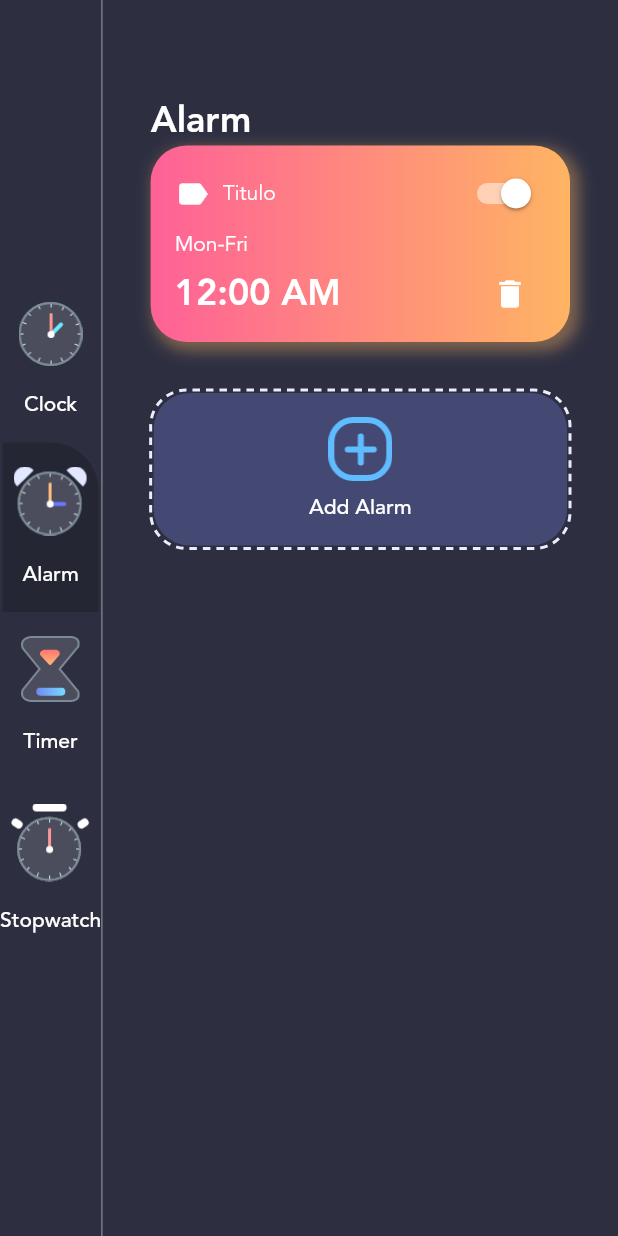
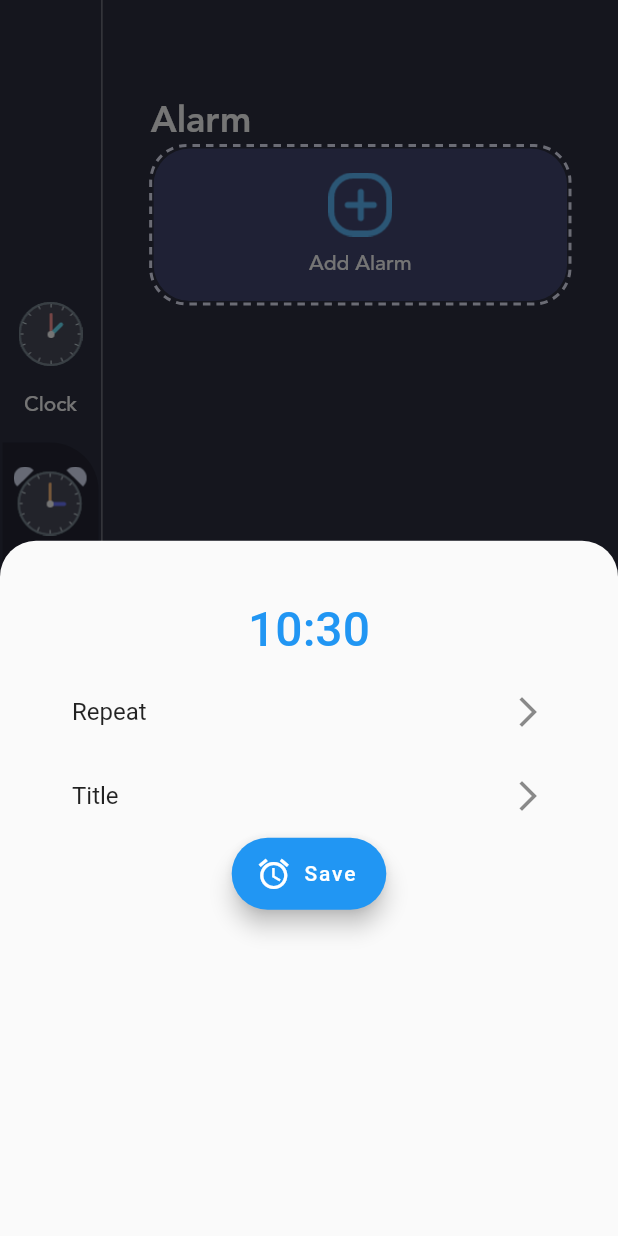
Before and after one commit to GonzaloAldana/Alarm-App-Flutter, a Flutter app: the screen it shows after launch, after a tap on "Alarm", after a tap on "Add Alarm", on a phone screen of 412 x 824 dp. Run offline on Flutter 3.47's test engine with Material 2 defaults, Android fonts, the phone set to English and light mode, and no system bars; drawn by our look-alikes of dotted_border; our stand-ins replace flutter_local_notifications, flutter_native_timezone, sqflite, timezone; accounts and stored records are empty.

Commit message:
Alarm helper added

```diff
--- /dev/null
+++ b/lib/alarm_helper.dart
@@ -0,0 +1,106 @@
+import 'package:alarm_app/main.dart';
+import 'package:flutter_local_notifications/flutter_local_notifications.dart';
+import 'package:sqflite/sqflite.dart';
+import 'package:sqflite/sqlite_api.dart';
+import 'package:alarm_app/models/alarm_info.dart';
+import 'package:timezone/timezone.dart' as tz;
+
+const String tableAlarm = 'alarm';
+const String columnId = 'id';
+const String columnTitle = 'title';
+const String columnDateTime = 'alarmDateTime';
+const String columnPending = 'isPending';
+const String columnColorIndex = 'gradientColorIndex';
+
+class AlarmHelper {
+  static Database? _database;
+  static AlarmHelper? _alarmHelper;
+
+  AlarmHelper._createInstance();
+  factory AlarmHelper() {
+    _alarmHelper ??= AlarmHelper._createInstance();
+    return _alarmHelper!;
+  }
+
+  Future<Database?> get database async {
+    _database ??= await initializeDatabase();
+    return _database;
+  }
+
+  Future<Database> initializeDatabase() async {
+    var dir = await getDatabasesPath();
+    var path = dir + "alarm.db";
+
+    var database = await openDatabase(
+      path,
+      version: 1,
+      onCreate: (db, version) {
+        db.execute('''
+          create table $tableAlarm (
+          $columnId integer primary key autoincrement,
+          $columnTitle text not null,
+          $columnDateTime text not null,
+          $columnPending integer,
+          $columnColorIndex integer)
+        ''');
+      },
+    );
+    return database;
+  }
+
+  void insertAlarm(AlarmInfo alarmInfo) async {
+    var db = await database;
+    await db?.insert(tableAlarm, alarmInfo.toMap());
+  }
+
+  Future<List<AlarmInfo>> getAlarms() async {
+    List<AlarmInfo> _alarms = [];
+
+    var db = await database;
+    var result = await db?.query(tableAlarm);
+    for (var element in result!) {
+      var alarmInfo = AlarmInfo.fromMap(element);
+      _alarms.add(alarmInfo);
+    }
+
+    return _alarms;
+  }
+
+  Future<int> delete(int id) async {
+    var db = await database;
+    return await db!
+        .delete(tableAlarm, where: '$columnId = ?', whereArgs: [id]);
+  }
+}
+
+class AlarmFunctions {
+  static void scheduleAlarm(
+      DateTime scheduledNotificationDateTime, AlarmInfo alarmInfo) async {
+    await flutterLocalNotificationsPlugin.zonedSchedule(
+        0,
+        alarmInfo.title,
+        alarmInfo.title,
+        tz.TZDateTime.from(scheduledNotificationDateTime, tz.local),
+        const NotificationDetails(
+            android: AndroidNotificationDetails(
+                'gonzaloaldana.com/local_notifications', 'your channel name',
+                channelDescription: 'your channel description')),
+        androidAllowWhileIdle: true,
+        uiLocalNotificationDateInterpretation:
+            UILocalNotificationDateInterpretation.absoluteTime);
+  }
+
+  /// Every minute
+  /// TODO there are more examples here https://pub.dev/packages/flutter_local_notifications/versions/9.5.3+1/example
+  Future<void> _repeatNotification() async {
+    const AndroidNotificationDetails androidPlatformChannelSpecifics =
+        AndroidNotificationDetails(
+            'repeating channel id', 'repeating channel name',
+            channelDescription: 'repeating description');
+    const NotificationDetails platformChannelSpecifics =
+        NotificationDetails(android: androidPlatformChannelSpecifics);
+    await flutterLocalNotificationsPlugin.periodicallyShow(0, 'repeating title',
+        'repeating body', RepeatInterval.everyMinute, platformChannelSpecifics,
+        androidAllowWhileIdle: true);
+  }
+}
--- a/lib/views/alarm_page.dart
+++ b/lib/views/alarm_page.dart
@@ -1,11 +1,9 @@
+import 'package:alarm_app/alarm_helper.dart';
 import 'package:alarm_app/constants/theme_data.dart';
-import 'package:alarm_app/main.dart';
 import 'package:alarm_app/models/alarm_info.dart';
 import 'package:dotted_border/dotted_border.dart';
 import 'package:flutter/material.dart';
-import 'package:flutter_local_notifications/flutter_local_notifications.dart';
 import 'package:intl/intl.dart';
-import 'package:timezone/timezone.dart' as tz;
 
 class AlarmPage extends StatefulWidget {
   const AlarmPage({Key? key}) : super(key: key);
@@ -17,29 +15,22 @@ class AlarmPage extends StatefulWidget {
 class _AlarmPageState extends State<AlarmPage> {
   late DateTime _alarmTime;
   late String _alarmTimeString;
-  // TODO add functionality
-  // AlarmHelper _alarmHelper = AlarmHelper();
+  final AlarmHelper _alarmHelper = AlarmHelper();
   late Future<List<AlarmInfo>> _alarms;
   late List<AlarmInfo> _currentAlarms;
 
   @override
   void initState() {
+    super.initState();
     _alarmTime = DateTime.now();
     loadAlarms();
-    /* _alarmHelper.initializeDatabase().then((value) {
+    _alarmHelper.initializeDatabase().then((value) {
       loadAlarms();
-    }); */
-    super.initState();
+    });
   }
 
   void loadAlarms() {
-    _alarms = Future.delayed(const Duration(seconds: 1)).then((value) => [
-          AlarmInfo(
-              title: 'Titulo',
-              alarmDateTime: DateTime(2023),
-              gradientColorIndex: 1)
-        ]);
-    // _alarms = _alarmHelper.getAlarms();
+    _alarms = _alarmHelper.getAlarms();
     if (mounted) setState(() {});
   }
 
@@ -62,14 +53,7 @@ class _AlarmPageState extends State<AlarmPage> {
             padding: const EdgeInsets.symmetric(horizontal: 32, vertical: 16),
           ),
           onPressed: () {
-            scheduleAlarm(
-                DateTime.now(),
-                AlarmInfo(
-                    title: 'titulo',
-                    alarmDateTime: DateTime.now(),
-                    gradientColorIndex: 1));
-            return;
-            _alarmTimeString = DateFormat('HH:mm').format(DateTime.now());
+            _alarmTimeString = DateFormat('HH:mm').format(_alarmTime);
             showModalBottomSheet(
               useRootNavigator: true,
               context: context,
@@ -114,10 +98,6 @@ class _AlarmPageState extends State<AlarmPage> {
                           ),
                           const ListTile(
                             title: Text('Repeat'),
-                            trailing: Icon(Icons.arrow_forward_ios),
-                          ),
-                          const ListTile(
-                            title: Text('Sound'),
                             trailing: Icon(Icons.arrow_forward_ios),
                           ),
                           const ListTile(
@@ -282,36 +262,6 @@ class _AlarmPageState extends State<AlarmPage> {
     );
   }
 
-  void scheduleAlarm(
-      DateTime scheduledNotificationDateTime, AlarmInfo alarmInfo) async {
-    await flutterLocalNotificationsPlugin.zonedSchedule(
-        0,
-        alarmInfo.title,
-        alarmInfo.title,
-        tz.TZDateTime.now(tz.local).add(const Duration(seconds: 5)),
-        const NotificationDetails(
-            android: AndroidNotificationDetails(
-                'gonzaloaldana.com/local_notifications', 'your channel name',
-                channelDescription: 'your channel description')),
-        androidAllowWhileIdle: true,
-        uiLocalNotificationDateInterpretation:
-            UILocalNotificationDateInterpretation.absoluteTime);
-  }
-
-  /// Every minute
-  /// TODO there are more examples here https://pub.dev/packages/flutter_local_notifications/versions/9.5.3+1/example
-  Future<void> _repeatNotification() async {
-    const AndroidNotificationDetails androidPlatformChannelSpecifics =
-        AndroidNotificationDetails(
-            'repeating channel id', 'repeating channel name',
-            channelDescription: 'repeating description');
-    const NotificationDetails platformChannelSpecifics =
-        NotificationDetails(android: androidPlatformChannelSpecifics);
-    await flutterLocalNotificationsPlugin.periodicallyShow(0, 'repeating title',
-        'repeating body', RepeatInterval.everyMinute, platformChannelSpecifics,
-        androidAllowWhileIdle: true);
-  }
-
   void onSaveAlarm() {
     DateTime scheduleAlarmDateTime;
     if (_alarmTime.isAfter(DateTime.now())) {
@@ -325,15 +275,14 @@ class _AlarmPageState extends State<AlarmPage> {
       gradientColorIndex: _currentAlarms.length,
       title: 'alarm',
     );
-    // _alarmHelper.insertAlarm(alarmInfo);
-    scheduleAlarm(scheduleAlarmDateTime, alarmInfo);
+    _alarmHelper.insertAlarm(alarmInfo);
+    AlarmFunctions.scheduleAlarm(scheduleAlarmDateTime, alarmInfo);
     Navigator.pop(context);
     loadAlarms();
   }
 
   void deleteAlarm(int id) {
-    // _alarmHelper.delete(id);
-    //unsubscribe for notification
+    _alarmHelper.delete(id);
     loadAlarms();
   }
 }
--- a/pubspec.yaml
+++ b/pubspec.yaml
@@ -25,6 +25,7 @@ dependencies:
     sdk: flutter
   intl: ^0.17.0
   provider: ^6.0.3
+  sqflite: ^2.0.1+1
   dotted_border: ^2.0.0+2
   flutter_native_timezone: ^2.0.0
   flutter_local_notifications: 9.5.3+1
```
Also changed, not shown: pubspec.lock.
